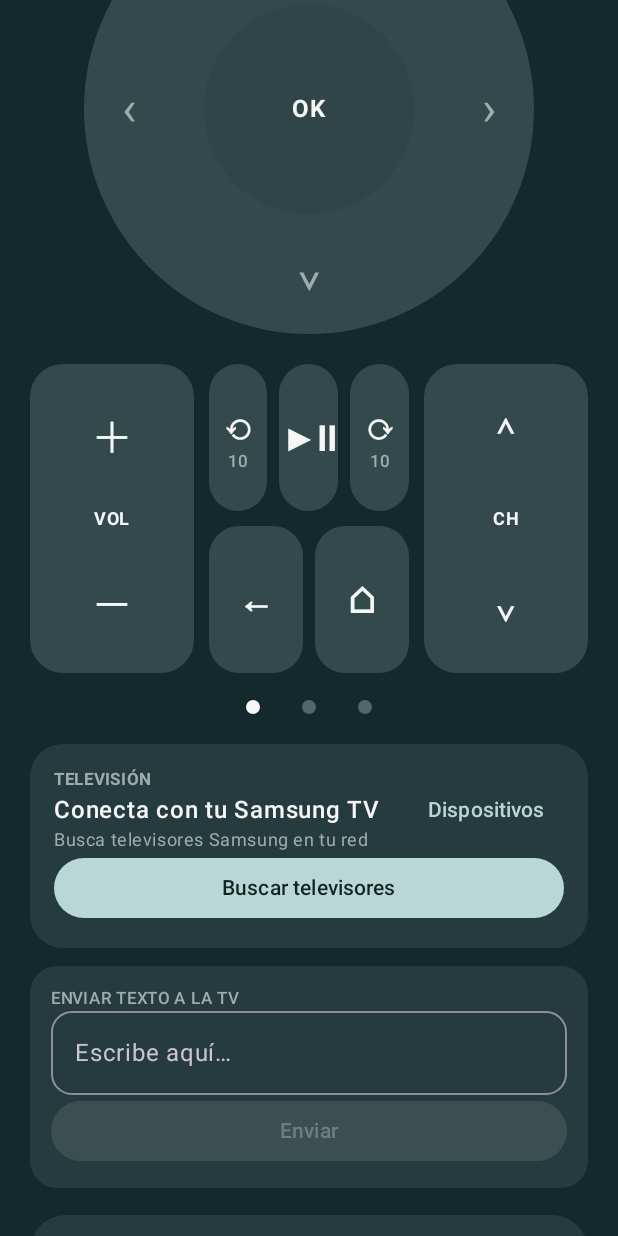
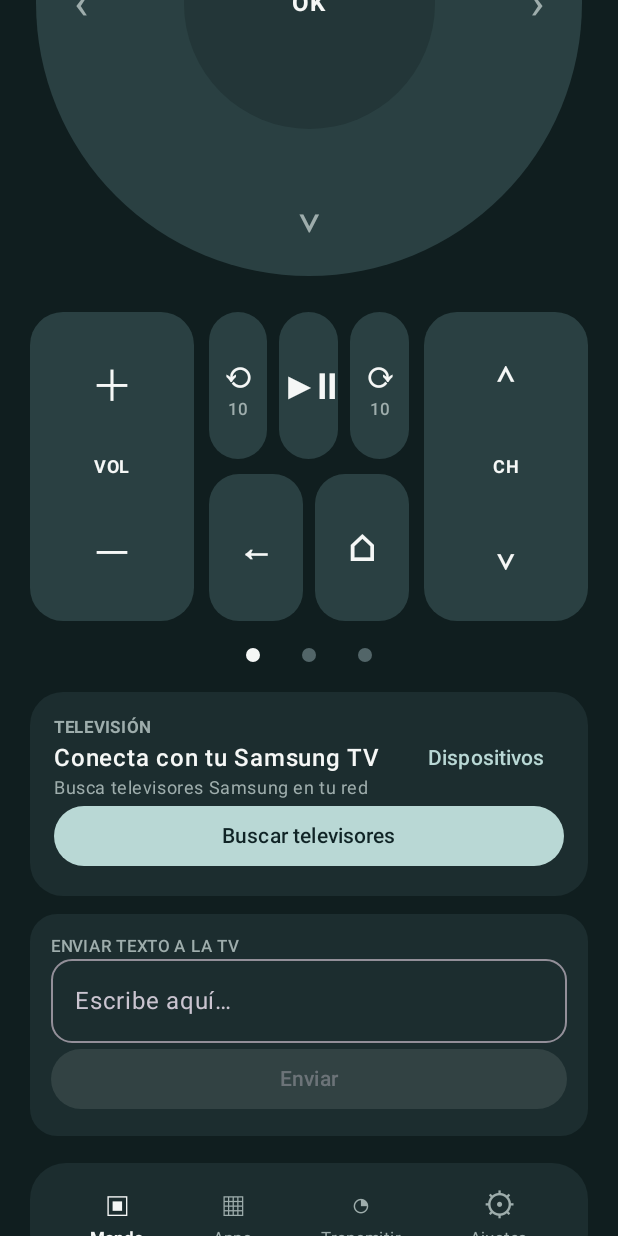
Before and after one commit to pablocousep/TvRemote, an Android app built with Jetpack Compose: the screen it shows after launch (MainActivity), on a phone screen of 412 x 824 dp. Run offline under Robolectric (Android 15) with nearby library versions, the phone set to English and light mode, and no system bars.

Commit message:
Polish minimal TvRemote layout and hide status bar

```diff
--- a/app/src/main/java/com/reelog/tvremote/MainActivity.kt
+++ b/app/src/main/java/com/reelog/tvremote/MainActivity.kt
@@ -1,6 +1,7 @@
 package com.reelog.tvremote
 
 import android.os.Bundle
+import android.view.WindowManager
 import androidx.activity.ComponentActivity
 import androidx.activity.compose.setContent
 import androidx.lifecycle.lifecycleScope
@@ -22,10 +23,10 @@ import androidx.compose.ui.text.style.TextAlign
 import androidx.compose.ui.unit.dp
 import kotlinx.coroutines.launch
 
-private val bg = Color(0xFF14292B)
-private val panel = Color(0xFF263B3D)
-private val panelLight = Color(0xFF34494B)
-private val panelInner = Color(0xFF304547)
+private val bg = Color(0xFF101E1F)
+private val panel = Color(0xFF1C2D2F)
+private val panelLight = Color(0xFF2A4042)
+private val panelInner = Color(0xFF233638)
 private val accent = Color(0xFF43C879)
 private val muted = Color(0xFF9EADAC)
 private val white = Color(0xFFF5F7F6)
@@ -36,6 +37,8 @@ class MainActivity : ComponentActivity() {
 
     override fun onCreate(savedInstanceState: Bundle?) {
         super.onCreate(savedInstanceState)
+        window.setFlags(WindowManager.LayoutParams.FLAG_FULLSCREEN, WindowManager.LayoutParams.FLAG_FULLSCREEN)
+        window.navigationBarColor = android.graphics.Color.rgb(16, 30, 31)
         val statusState = mutableStateOf("Busca televisores Samsung en tu red")
         val scanningState = mutableStateOf(false)
         val foundTvs = mutableStateListOf<SamsungTv>()
@@ -120,7 +123,7 @@ private fun RemoteHome(
                     modifier = Modifier.clickable { onKey("KEY_MUTE") }.padding(5.dp))
             }
 
-            Spacer(Modifier.height(24.dp))
+            Spacer(Modifier.height(16.dp))
             Row(Modifier.fillMaxWidth(), horizontalArrangement = Arrangement.spacedBy(10.dp)) {
                 AppTile("prime", Color(0xFF19A8E0), Modifier.weight(1f))
                 AppTile("Disney+", white, Modifier.weight(1f))
@@ -128,9 +131,9 @@ private fun RemoteHome(
             }
 
             Spacer(Modifier.height(28.dp))
-            Box(Modifier.size(300.dp), contentAlignment = Alignment.Center) {
+            Box(Modifier.fillMaxWidth().aspectRatio(1f).padding(4.dp), contentAlignment = Alignment.Center) {
                 Surface(color = panelLight, shape = CircleShape, modifier = Modifier.fillMaxSize()) {}
-                Surface(color = panelInner, shape = CircleShape, modifier = Modifier.size(140.dp)) {}
+                Surface(color = panelInner, shape = CircleShape, modifier = Modifier.fillMaxSize(0.46f)) {}
                 Text("⌃", color = muted, style = MaterialTheme.typography.headlineLarge,
                     modifier = Modifier.align(Alignment.TopCenter).padding(top = 22.dp)
                         .clickable { onKey("KEY_UP") })
```
